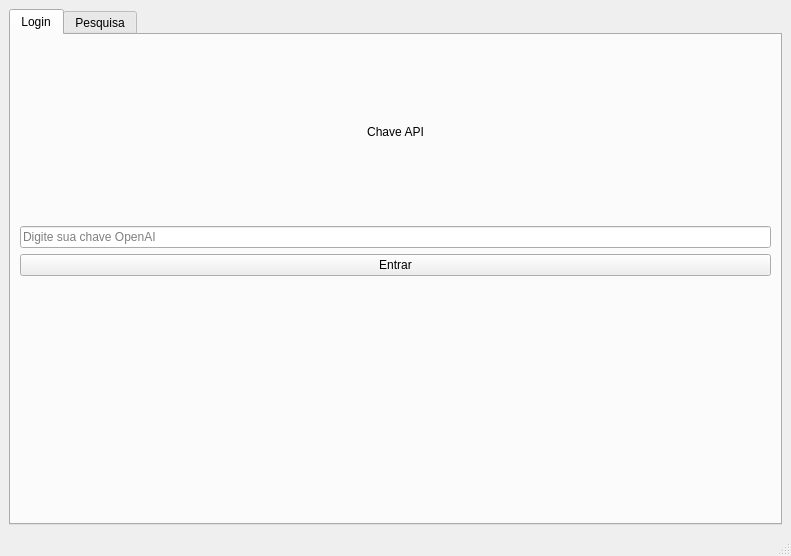
Above: interfaceCGPT.ui from Fat83dotcom/APIChatGPT-GUI before the change. Below: the same form after it.
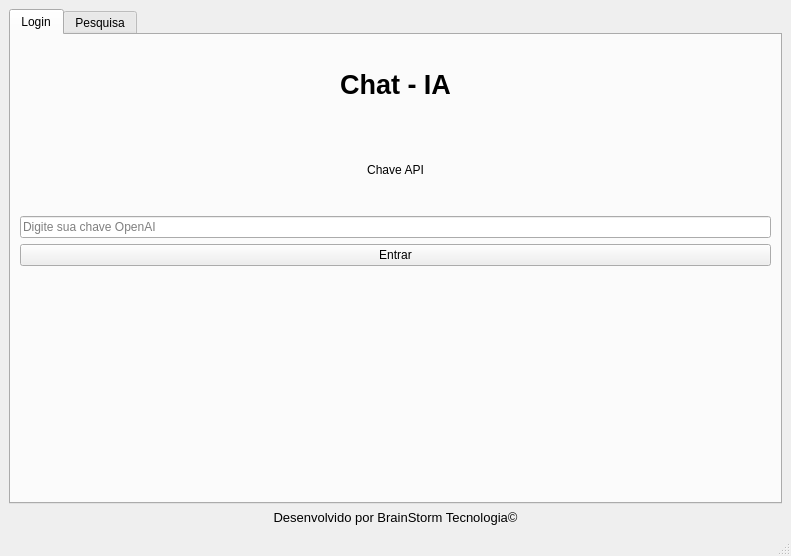
That is the form after the change.

Commit message: Auterações diversas na interface não especificadas

The edit to the form file:
```diff
--- a/interfaceCGPT.ui
+++ b/interfaceCGPT.ui
@@ -30,17 +30,14 @@
        <layout class="QVBoxLayout" name="verticalLayout_2">
         <item>
          <layout class="QGridLayout" name="gridLayout_4">
-          <item row="0" column="0">
-           <widget class="QLabel" name="label_2">
+          <item row="3" column="0">
+           <widget class="QPushButton" name="btnSenha">
             <property name="text">
-             <string>Chave API</string>
-            </property>
-            <property name="alignment">
-             <set>Qt::AlignCenter</set>
+             <string>Entrar</string>
             </property>
            </widget>
           </item>
-          <item row="1" column="0">
+          <item row="2" column="0">
            <widget class="QLineEdit" name="entradaSenha">
             <property name="focusPolicy">
              <enum>Qt::StrongFocus</enum>
@@ -56,10 +53,30 @@
             </property>
            </widget>
           </item>
-          <item row="2" column="0">
-           <widget class="QPushButton" name="btnSenha">
+          <item row="1" column="0">
+           <widget class="QLabel" name="label_2">
             <property name="text">
-             <string>Entrar</string>
+             <string>Chave API</string>
+            </property>
+            <property name="alignment">
+             <set>Qt::AlignCenter</set>
+            </property>
+           </widget>
+          </item>
+          <item row="0" column="0">
+           <widget class="QLabel" name="label_3">
+            <property name="font">
+             <font>
+              <pointsize>20</pointsize>
+              <weight>75</weight>
+              <bold>true</bold>
+             </font>
+            </property>
+            <property name="text">
+             <string>Chat - IA</string>
+            </property>
+            <property name="alignment">
+             <set>Qt::AlignCenter</set>
             </property>
            </widget>
           </item>
@@ -149,6 +166,21 @@
       </widget>
      </widget>
     </item>
+    <item row="2" column="0">
+     <widget class="QLabel" name="label_5">
+      <property name="font">
+       <font>
+        <pointsize>10</pointsize>
+       </font>
+      </property>
+      <property name="text">
+       <string>Desenvolvido por BrainStorm Tecnologia©</string>
+      </property>
+      <property name="alignment">
+       <set>Qt::AlignCenter</set>
+      </property>
+     </widget>
+    </item>
    </layout>
   </widget>
   <widget class="QMenuBar" name="menubar">
```
The commit also changes 1 other file.
